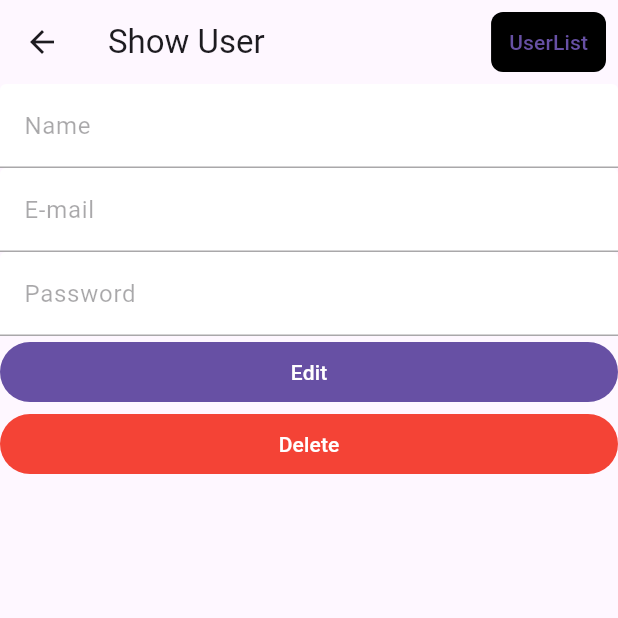
After one commit to marceloifpe/Sistema_Inclusion_Teragon, a Flutter app: the UserView screen opened by its route, on a phone screen of 412 x 824 dp, the top half of it. The commit adds this screen. Run offline on Flutter 3.47's test engine with Material 3 defaults, Android fonts, the phone set to English and light mode, and no system bars.

Commit message:
view cadastrar_Exclui

```diff
--- a/flutter_application_1/lib/field_form.dart
+++ b/flutter_application_1/lib/field_form.dart
@@ -6,15 +6,18 @@ class FieldForm extends StatelessWidget {
   String label;
   bool isPassword;
   TextEditingController controller;
+  bool? isForm = true;
   FieldForm(
       {required this.label,
       required this.isPassword,
       required this.controller,
+      this.isForm,
       super.key});
 
   @override
   Widget build(BuildContext context) {
     return TextFormField(
+      enabled: this.isForm,
       obscureText: isPassword,
       controller: controller,
       decoration: InputDecoration(
--- a/flutter_application_1/lib/main.dart
+++ b/flutter_application_1/lib/main.dart
@@ -2,6 +2,8 @@ import 'package:flutter/material.dart';
 import 'package:flutter_application_1/user_form.dart';
 import 'package:flutter_application_1/user_list.dart';
 import 'package:flutter_application_1/user_provider.dart';
+
+import 'user_view.dart';
 
 void main() {
   runApp(const MyApp());
@@ -19,6 +21,7 @@ class MyApp extends StatelessWidget {
         routes: {
           "/create": (_) => UserForm(),
           "/list": (_) => UserList(),
+          "/view": (_) => UserView(),
         },
       ),
     );
--- a/flutter_application_1/lib/user_form.dart
+++ b/flutter_application_1/lib/user_form.dart
@@ -6,6 +6,7 @@ import 'package:flutter_application_1/user_list.dart';
 import 'package:flutter_application_1/user_provider.dart';
 
 import 'user.dart';
+
 
 class UserForm extends StatefulWidget {
   const UserForm({super.key});
--- /dev/null
+++ b/flutter_application_1/lib/user_view.dart
@@ -0,0 +1,104 @@
+import 'package:flutter/material.dart';
+import 'package:flutter_application_1/field_form.dart';
+import 'package:flutter/src/widgets/framework.dart';
+import 'package:flutter/src/widgets/placeholder.dart';
+import 'package:flutter_application_1/user_list.dart';
+import 'package:flutter_application_1/user_provider.dart';
+
+import 'user.dart';
+
+
+
+class UserView extends StatelessWidget {
+  UserView({super.key});
+
+  String title = "Show User";
+  TextEditingController controllerName = TextEditingController();
+  TextEditingController controllerEmail = TextEditingController();
+  TextEditingController controllerPassword = TextEditingController();
+
+  @override
+  Widget build(BuildContext context) {
+    UserProvider userProvider = UserProvider.of(context) as UserProvider;
+    int? chave;
+    if (userProvider.indexUser != null) {
+      chave = userProvider.indexUser;
+      controllerName.text = userProvider.userSelected!.name;
+      controllerEmail.text = userProvider.userSelected!.email;
+      controllerPassword.text = userProvider.userSelected!.password;
+    }
+
+    return Scaffold(
+      appBar: AppBar(
+        title: Text(this.title),
+        actions: [
+          Container(
+            child: TextButton(
+              child: Text('UserList'),
+              onPressed: () {
+                Navigator.popAndPushNamed(context, "/list");
+              },
+            ),
+            decoration: BoxDecoration(
+                color: Colors.black,
+                borderRadius: BorderRadius.all(Radius.circular(8))),
+            margin: EdgeInsets.all(8),
+          )
+        ],
+      ),
+      body: Center(
+        child: Column(
+          children: [
+            FieldForm(
+              label: 'Name',
+              isPassword: false,
+              controller: controllerName,
+              isForm: false,
+            ),
+            FieldForm(
+              label: 'E-mail',
+              isPassword: false,
+              controller: controllerEmail,
+              isForm: false,
+            ),
+            FieldForm(
+              label: 'Password',
+              isPassword: false,
+              controller: controllerPassword,
+              isForm: false,
+            ),
+            SizedBox(
+              width: double.infinity,
+              child: TextButton(
+                onPressed: () {
+                  Navigator.popAndPushNamed(context, "/create");
+                },
+                child: Text('Edit'),
+                style: ButtonStyle(
+                  backgroundColor: MaterialStateProperty.all(
+                      Theme.of(context).primaryColor),
+                  foregroundColor: MaterialStateProperty.all(Colors.white),
+                ),
+              ),
+            ),
+            SizedBox(
+              width: double.infinity,
+              child: TextButton(
+                onPressed: () {
+                  userProvider.indexUser = null;
+                  userProvider.users.removeAt(chave!);
+                  Navigator.popAndPushNamed(context, "/create");
+                },
+                child: Text('Delete'),
+                style: ButtonStyle(
+                  backgroundColor: MaterialStateProperty.all(Colors.red),
+                  foregroundColor: MaterialStateProperty.all(Colors.white),
+                ),
+              ),
+            ),
+          ],
+        ),
+      ),
+    );
+  }
+}
```
Also changed, not shown: flutter_application_1/lib/user_list.dart (+27 -7 lines).
